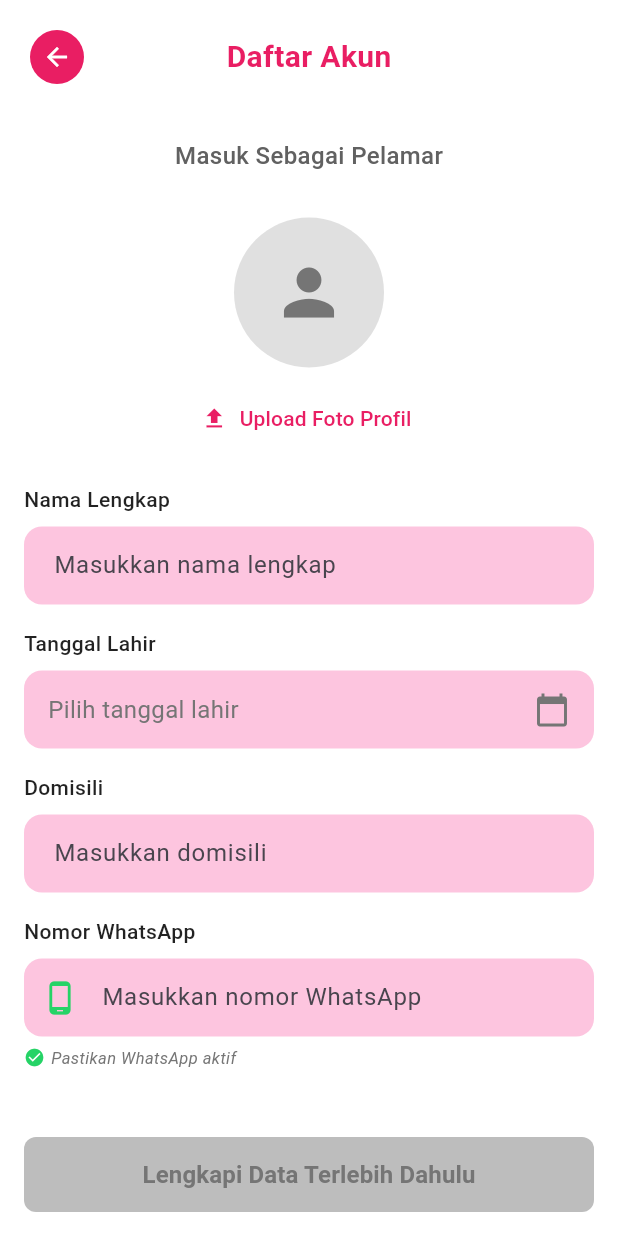
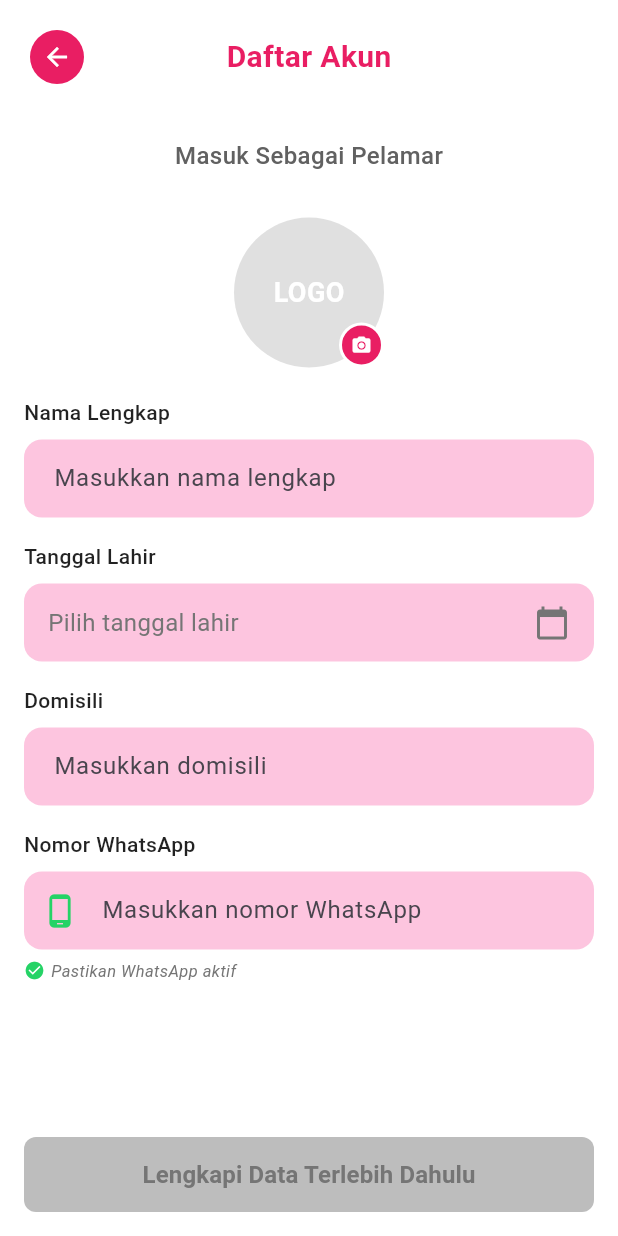
Before and after one commit to levirs565/wirwa, a Flutter app: the JobSeekerNewProfilePage screen opened directly, on a phone screen of 412 x 824 dp. Run offline on Flutter 3.47's test engine with Material 3 defaults, Android fonts, the phone set to English and light mode, and no system bars; our stand-ins replace dart_mappable, get, google_fonts, google_sign_in, image_picker, supabase_flutter; accounts and stored records are empty; generated files the repository leaves out were written again.

Commit message:
feat: add upload profile image

```diff
--- a/lib/data/repositories.dart
+++ b/lib/data/repositories.dart
@@ -1,3 +1,5 @@
+import 'dart:io';
+
 import 'package:wirwa/data/model.dart';
 
 abstract interface class AuthRepository {
@@ -24,6 +26,8 @@ abstract interface class UserRepository {
   Future<UserJobSeeker?> getJobSeekerProfile(String id);
 
   Future<void> setRecruiterProfile(UserRecruiter user);
+
+  Future<String> uploadProfile(String id, File file);
 }
 
 abstract interface class JobVacancyRepository {
--- a/lib/screen/job_seeker/new_profile.dart
+++ b/lib/screen/job_seeker/new_profile.dart
@@ -18,7 +18,6 @@ class JobSeekerNewProfileController extends GetxController {
   final Rx<String?> phoneNumberError = Rxn(null);
   final Rx<DateTime?> birthDate = Rxn(null);
   final Rx<String?> birthDateError = Rxn(null);
-  final Rx<String> pictureUrl = "".obs;
   final Rx<File?> selectedImage = Rxn(null);
   final ImagePicker _picker = ImagePicker();
 
@@ -101,9 +100,6 @@ class JobSeekerNewProfileController extends GetxController {
 
         if (image != null) {
           selectedImage.value = File(image.path);
-          // For now, just use the local path
-          // In production, you should upload to Supabase Storage
-          pictureUrl.value = image.path;
         }
       }
     } catch (e) {
@@ -117,6 +113,13 @@ class JobSeekerNewProfileController extends GetxController {
   }
 
   Future<void> onSubmit() async {
+    final pictureUrl = selectedImage.value != null
+        ? await userRepository.uploadProfile(
+            authRepository.getUserId()!,
+            selectedImage.value!,
+          )
+        : null;
+
     await userRepository.setJobSeekerProfile(
       UserJobSeeker(
         id: authRepository.getUserId()!,
@@ -124,8 +127,9 @@ class JobSeekerNewProfileController extends GetxController {
         domisili: domisili.value,
         name: name.value,
         phoneNumber: phoneNumber.value,
-        pictureUrl: pictureUrl.value,
+        pictureUrl: pictureUrl ?? "",
       ),
+      // FIX THIS, pictureUrl nullable
     );
     Get.off(JobSeekerPage());
   }
@@ -201,36 +205,59 @@ class JobSeekerNewProfilePage extends StatelessWidget {
 
                       // Profile Picture Upload
                       Center(
-                        child: Obx(
-                          () => Column(
+                        child: GestureDetector(
+                          onTap: controller.pickImage,
+                          child: Stack(
                             children: [
-                              CircleAvatar(
-                                radius: 50,
-                                backgroundColor: Colors.grey[300],
-                                backgroundImage:
-                                    controller.selectedImage.value != null
-                                    ? FileImage(controller.selectedImage.value!)
-                                    : null,
-                                child: controller.selectedImage.value == null
-                                    ? Icon(
-                                        Icons.person,
-                                        size: 50,
-                                        color: Colors.grey[600],
-                                      )
-                                    : null,
+                              Obx(
+                                () => Container(
+                                  width: 100,
+                                  height: 100,
+                                  decoration: BoxDecoration(
+                                    color: const Color(0xFFE0E0E0),
+                                    shape: BoxShape.circle,
+                                    image:
+                                        controller.selectedImage.value != null
+                                        ? DecorationImage(
+                                            image: FileImage(
+                                              controller.selectedImage.value!,
+                                            ),
+                                            fit: BoxFit.cover,
+                                          )
+                                        : null,
+                                  ),
+                                  child: controller.selectedImage.value == null
+                                      ? const Center(
+                                          child: Text(
+                                            "LOGO",
+                                            style: TextStyle(
+                                              color: Colors.white,
+                                              fontWeight: FontWeight.bold,
+                                              fontSize: 18,
+                                            ),
+                                          ),
+                                        )
+                                      : null,
+                                ),
                               ),
-                              const SizedBox(height: 10),
-                              TextButton.icon(
-                                onPressed: controller.pickImage,
-                                icon: Icon(
-                                  Icons.upload,
-                                  color: Color(0xFFE91E63),
-                                ),
-                                label: Text(
-                                  controller.selectedImage.value == null
-                                      ? "Upload Foto Profil"
-                                      : "Ganti Foto",
-                                  style: TextStyle(color: Color(0xFFE91E63)),
+                              Positioned(
+                                bottom: 0,
+                                right: 0,
+                                child: Container(
+                                  padding: const EdgeInsets.all(6),
+                                  decoration: BoxDecoration(
+                                    color: const Color(0xFFE91E63),
+                                    shape: BoxShape.circle,
+                                    border: Border.all(
+                                      color: Colors.white,
+                                      width: 2,
+                                    ),
+                                  ),
+                                  child: const Icon(
+                                    Icons.camera_alt,
+                                    size: 14,
+                                    color: Colors.white,
+                                  ),
                                 ),
                               ),
                             ],
```
Also changed, not shown: lib/data/datasource/user.dart (+16 -5 lines), lib/screen/job_seeker/profile.dart (+9 -10 lines), lib/screen/recruiter/edit_company.dart (+124 -37 lines), lib/screen/recruiter/new_profile.dart (+8 -1 lines), lib/screen/recruiter/profile.dart (+11 -26 lines).
